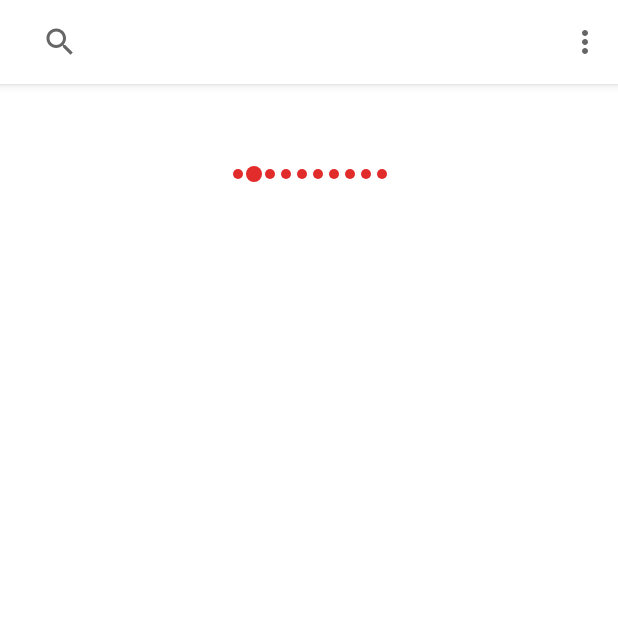
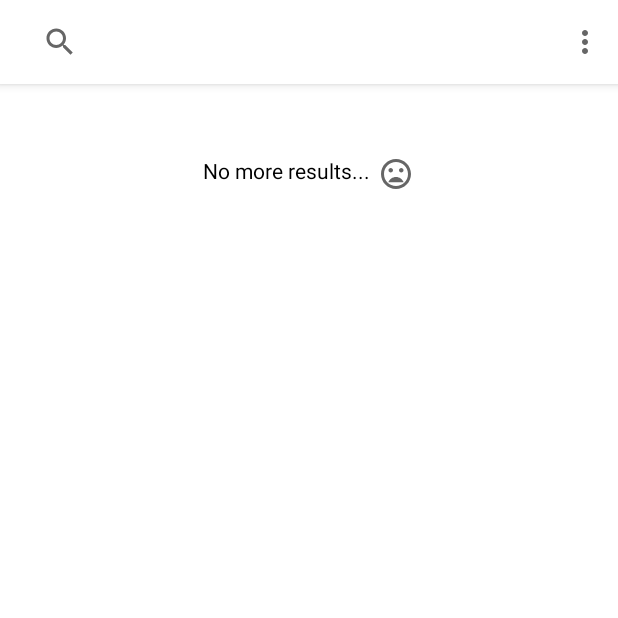
Before and after one commit to obliviondevlp/mvvm_restapi_recipe_app, an Android app: the screen it shows after launch (RecipeListActivity), after a tap on "Barbeque", on a phone screen of 412 x 824 dp, the top half of it. Run offline under Robolectric (Android 15) with nearby library versions, the phone set to English and light mode, and no system bars; our stand-ins replace CircleImageView; pictures from the network do not load; 2 statements that could not run were skipped.

Commit message:
Exhausted query and no results
Exhausted query and no results

```diff
--- a/restapi_mvvm_recipes_java/app/src/main/java/com/pllfdev/restapi_mvvm_java/adapters/RecipeRecyclerAdapter.java
+++ b/restapi_mvvm_recipes_java/app/src/main/java/com/pllfdev/restapi_mvvm_java/adapters/RecipeRecyclerAdapter.java
@@ -1,6 +1,7 @@
 package com.pllfdev.restapi_mvvm_java.adapters;
 
 import android.net.Uri;
+import android.util.Log;
 import android.view.LayoutInflater;
 import android.view.View;
 import android.view.ViewGroup;
@@ -24,6 +25,7 @@ public class RecipeRecyclerAdapter extends RecyclerView.Adapter<RecyclerView.Vie
     private static final int RECIPE_TYPE = 1;
     private static final int LOADING_TYPE = 2;
     private static final int CATEGORY_TYPE = 3;
+    private static final int EXHAUSTED_TYPE = 4;
 
     public RecipeRecyclerAdapter(OnRecipeListener mOnRecipeListener) {
         this.mOnRecipeListener = mOnRecipeListener;
@@ -34,6 +36,10 @@ public class RecipeRecyclerAdapter extends RecyclerView.Adapter<RecyclerView.Vie
     public RecyclerView.ViewHolder onCreateViewHolder(@NonNull ViewGroup parent, int viewType) {
         View view = null;
         switch (viewType){
+            case EXHAUSTED_TYPE:{
+                view = LayoutInflater.from(parent.getContext()).inflate(R.layout.layout_search_exausted,parent,false);
+                return new SearchExhaustedViewHolder(view);
+            }
             case LOADING_TYPE:{
                 view = LayoutInflater.from(parent.getContext()).inflate(R.layout.layout_loading_list_item,parent,false);
                 return new LoadingViewHolder(view);
@@ -84,11 +90,35 @@ public class RecipeRecyclerAdapter extends RecyclerView.Adapter<RecyclerView.Vie
         else if(mRecipes.get(position).getTitle().equals("LOADING...")){
             return  LOADING_TYPE;
         }
+        else if(mRecipes.get(position).getTitle().equals("EXHAUSTED...")){
+            return  EXHAUSTED_TYPE;
+        }
         else if(position == mRecipes.size() - 1 && position != 0 && !mRecipes.get(position).getTitle().equals("EXHAUSTED...")){
             return  LOADING_TYPE;
         }
         else{
             return RECIPE_TYPE;
+        }
+    }
+
+    public void setQueryExhausted(){
+        hideLoading();
+        Recipe exhaustedRecipe = new Recipe();
+        exhaustedRecipe.setTitle("EXHAUSTED...");
+        Log.d("teste", "setQueryExhausted: " + mRecipes.size());
+        mRecipes.add(exhaustedRecipe);
+        notifyDataSetChanged();
+
+    }
+
+    private void hideLoading(){
+        if(isLoading()){
+            for (Recipe recipe : mRecipes){
+                if(recipe.getTitle().equals("LOADING...")){
+                    mRecipes.remove(recipe);
+                }
+            }
+            notifyDataSetChanged();
         }
     }
 
@@ -118,7 +148,7 @@ public class RecipeRecyclerAdapter extends RecyclerView.Adapter<RecyclerView.Vie
 
     private boolean isLoading(){
         if(mRecipes != null){
-            if(mRecipes.size()>0){
+            if(mRecipes.size() > 0){
                 if(mRecipes.get(mRecipes.size() - 1).getTitle().equals("LOADING...")){
                     return true;
                 }
--- /dev/null
+++ b/restapi_mvvm_recipes_java/app/src/main/java/com/pllfdev/restapi_mvvm_java/adapters/SearchExhaustedViewHolder.java
@@ -0,0 +1,12 @@
+package com.pllfdev.restapi_mvvm_java.adapters;
+
+import android.view.View;
+
+import androidx.annotation.NonNull;
+import androidx.recyclerview.widget.RecyclerView;
+
+public class SearchExhaustedViewHolder  extends RecyclerView.ViewHolder {
+    public SearchExhaustedViewHolder(@NonNull View itemView){
+        super(itemView);
+    }
+}
--- a/restapi_mvvm_recipes_java/app/src/main/java/com/pllfdev/restapi_mvvm_java/repositories/RecipeRepository.java
+++ b/restapi_mvvm_recipes_java/app/src/main/java/com/pllfdev/restapi_mvvm_java/repositories/RecipeRepository.java
@@ -1,7 +1,11 @@
 package com.pllfdev.restapi_mvvm_java.repositories;
 
+import android.util.Log;
+
 import androidx.lifecycle.LiveData;
+import androidx.lifecycle.MediatorLiveData;
 import androidx.lifecycle.MutableLiveData;
+import androidx.lifecycle.Observer;
 
 import com.pllfdev.restapi_mvvm_java.models.Recipe;
 import com.pllfdev.restapi_mvvm_java.requests.RecipeApiClient;
@@ -14,6 +18,9 @@ public class RecipeRepository {
     private RecipeApiClient mRecipeApiClient;
     private String mQuery;
     private int mPageNumber;
+    private MutableLiveData<Boolean> mIsQueryExhausted = new MutableLiveData<>();
+    private MediatorLiveData<List<Recipe>> mRecipes = new MediatorLiveData<>();
+    private int aux = 0;
 
     public static RecipeRepository getInstance(){
         if(instance == null){
@@ -24,10 +31,45 @@ public class RecipeRepository {
 
     private RecipeRepository(){
         mRecipeApiClient = RecipeApiClient.getInstance();
+        initMediators();
+    }
+
+    private void initMediators(){
+        LiveData<List<Recipe>> recipeListApiSource = mRecipeApiClient.getRecipes();
+        mRecipes.addSource(recipeListApiSource, new Observer<List<Recipe>>() {
+            @Override
+            public void onChanged(List<Recipe> recipes) {
+                if(recipes != null){
+                    mRecipes.setValue(recipes);
+                    doneQuery(recipes);
+                }else{
+                    //search dataabase cache
+                    doneQuery(null);
+                }
+            }
+        });
+    }
+
+    public LiveData<Boolean> isQueryExhausted(){
+        return mIsQueryExhausted;
+    }
+
+    private void doneQuery(List<Recipe> list){
+        if(list != null && list.size() > 0){
+            if (list.size() % 30 != 0) {
+                if(aux != list.size()){
+                    aux = list.size();
+                    mIsQueryExhausted.setValue(true);
+                }
+            }
+        }
+        else{
+            mIsQueryExhausted.setValue(true);
+        }
     }
 
     public LiveData<List<Recipe>> getRecipes(){
-        return mRecipeApiClient.getRecipes();
+        return mRecipes;
     }
 
     public LiveData<Recipe> getRecipe(){
@@ -49,6 +91,7 @@ public class RecipeRepository {
         }
         mQuery = query;
         mPageNumber = pageNumber;
+        mIsQueryExhausted.setValue(false);
         mRecipeApiClient.searchRecipesApi(query,pageNumber);
     }
 
--- a/restapi_mvvm_recipes_java/app/src/main/java/com/pllfdev/restapi_mvvm_java/ui/activity/RecipeListActivity.java
+++ b/restapi_mvvm_recipes_java/app/src/main/java/com/pllfdev/restapi_mvvm_java/ui/activity/RecipeListActivity.java
@@ -87,6 +87,15 @@ public class RecipeListActivity extends BaseActivity implements OnRecipeListener
                 }
             }
         });
+
+        mRecipeListViewModel.isQueryExhausted().observe(this, new Observer<Boolean>() {
+            @Override
+            public void onChanged(Boolean aBoolean) {
+                if(aBoolean){
+                    mAdapter.setQueryExhausted();
+                }
+            }
+        });
     }
 
 /*    private void testRetrofitRequest(){
--- a/restapi_mvvm_recipes_java/app/src/main/java/com/pllfdev/restapi_mvvm_java/viewmodels/RecipeListViewModel.java
+++ b/restapi_mvvm_recipes_java/app/src/main/java/com/pllfdev/restapi_mvvm_java/viewmodels/RecipeListViewModel.java
@@ -21,6 +21,10 @@ public class RecipeListViewModel extends ViewModel {
 
     public LiveData<List<Recipe>> getRecipes(){
         return mRecipeRepository.getRecipes();
+    }
+
+    public LiveData<Boolean> isQueryExhausted(){
+        return mRecipeRepository.isQueryExhausted();
     }
 
     public void searchRecipesApi(String query,int pageNumber){
@@ -60,7 +64,9 @@ public class RecipeListViewModel extends ViewModel {
     }
 
     public void searchNextPage(){
-        if(!mIsPerformingQuery && mIsViewingRecipes){
+        if(!mIsPerformingQuery
+                && mIsViewingRecipes
+                && !isQueryExhausted().getValue()){
             mRecipeRepository.searchNextPage();
         }
     }
--- /dev/null
+++ b/restapi_mvvm_recipes_java/app/src/main/res/drawable/ic_baseline_mood_bad_24.xml
@@ -0,0 +1,10 @@
+<vector xmlns:android="http://schemas.android.com/apk/res/android"
+    android:width="24dp"
+    android:height="24dp"
+    android:viewportWidth="24"
+    android:viewportHeight="24"
+    android:tint="?attr/colorControlNormal">
+  <path
+      android:fillColor="@android:color/white"
+      android:pathData="M11.99,2C6.47,2 2,6.48 2,12s4.47,10 9.99,10C17.52,22 22,17.52 22,12S17.52,2 11.99,2zM12,20c-4.42,0 -8,-3.58 -8,-8s3.58,-8 8,-8 8,3.58 8,8 -3.58,8 -8,8zM15.5,11c0.83,0 1.5,-0.67 1.5,-1.5S16.33,8 15.5,8 14,8.67 14,9.5s0.67,1.5 1.5,1.5zM8.5,11c0.83,0 1.5,-0.67 1.5,-1.5S9.33,8 8.5,8 7,8.67 7,9.5 7.67,11 8.5,11zM12,14c-2.33,0 -4.31,1.46 -5.11,3.5h10.22c-0.8,-2.04 -2.78,-3.5 -5.11,-3.5z"/>
+</vector>
--- /dev/null
+++ b/restapi_mvvm_recipes_java/app/src/main/res/layout/layout_search_exausted.xml
@@ -0,0 +1,16 @@
+<?xml version="1.0" encoding="utf-8"?>
+<RelativeLayout android:layout_width="match_parent"
+    android:layout_height="@dimen/recipe_loading_view_height"
+    xmlns:android="http://schemas.android.com/apk/res/android" >
+
+    <TextView
+        xmlns:android="http://schemas.android.com/apk/res/android"
+        android:layout_width="wrap_content"
+        android:layout_height="wrap_content"
+        android:text="No more results..."
+        android:drawableEnd="@drawable/ic_baseline_mood_bad_24"
+        android:layout_centerInParent="true"
+        android:padding="5dp"
+        android:drawablePadding="5dp"/>
+
+</RelativeLayout>
```
